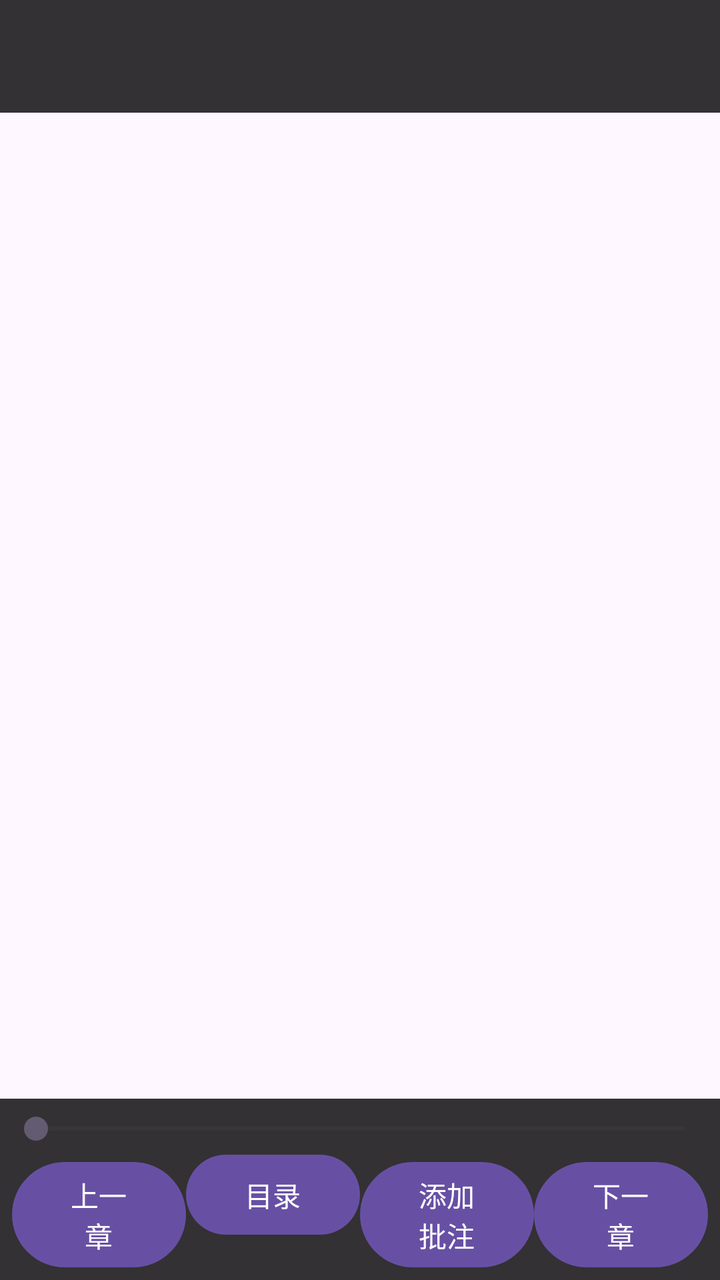
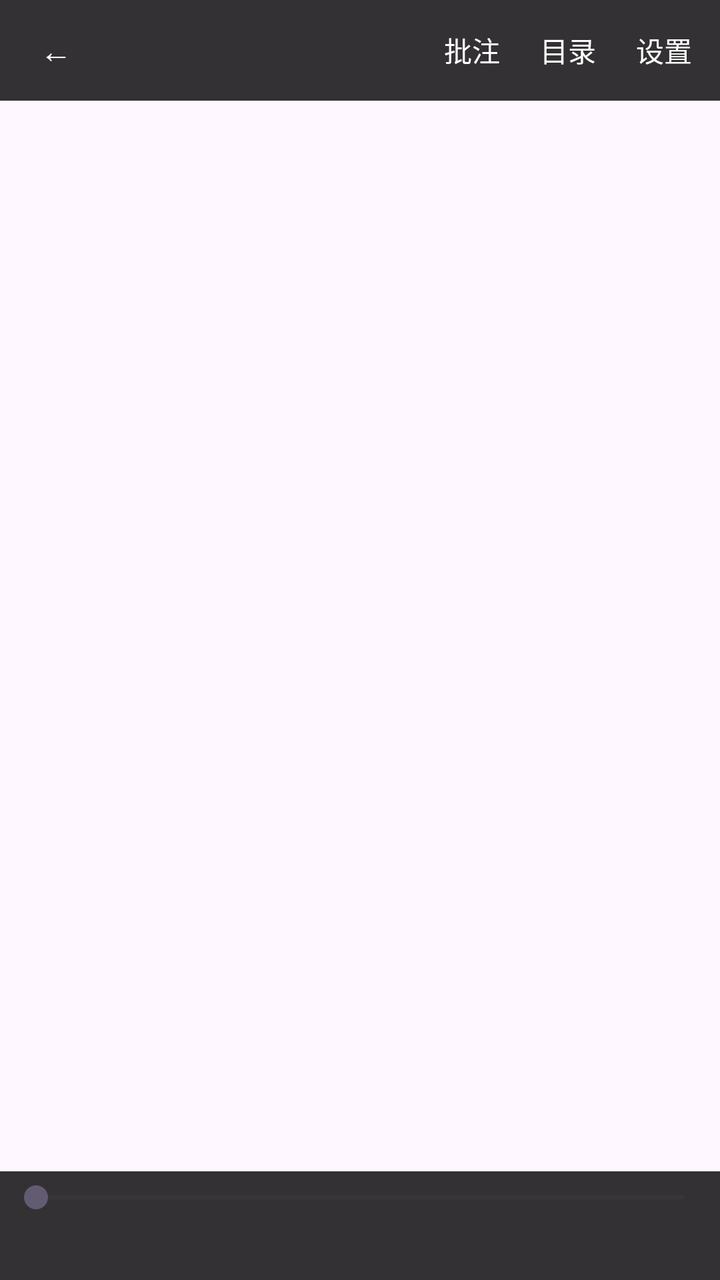

Compare the two renders of this Android layout. The source of the first and the diff that turns it into the second are given below.
<!-- AndroidManifest.xml: application theme Theme.Seshat -->
<!-- res/layout/activity_epub_reader.xml -->
<?xml version="1.0" encoding="utf-8"?>
<FrameLayout xmlns:android="http://schemas.android.com/apk/res/android"
    android:layout_width="match_parent"
    android:layout_height="match_parent">

    
    <androidx.viewpager2.widget.ViewPager2
        android:id="@+id/chapterPager"
        android:layout_width="match_parent"
        android:layout_height="match_parent" />

    
    <androidx.recyclerview.widget.RecyclerView
        android:id="@+id/chapterScrollView"
        android:layout_width="match_parent"
        android:layout_height="match_parent"
        android:visibility="gone" />

    
    <LinearLayout
        android:id="@+id/epubTopChrome"
        android:layout_width="match_parent"
        android:layout_height="wrap_content"
        android:layout_gravity="top"
        android:background="#CC000000"
        android:orientation="vertical"
        android:padding="6dp">

        <TextView
            android:id="@+id/chapterTitleView"
            android:layout_width="match_parent"
            android:layout_height="wrap_content"
            android:ellipsize="end"
            android:maxLines="1"
            android:paddingHorizontal="16dp"
            android:paddingVertical="12dp"
            android:textSize="15sp"
            android:textStyle="bold" />
    </LinearLayout>

    
    <LinearLayout
        android:id="@+id/epubBottomChrome"
        android:layout_width="match_parent"
        android:layout_height="wrap_content"
        android:layout_gravity="bottom"
        android:background="#CC000000"
        android:orientation="vertical"
        android:padding="6dp">

        
        <SeekBar
            android:id="@+id/chapterSeekBar"
            android:layout_width="match_parent"
            android:layout_height="wrap_content"
            android:max="0"
            android:paddingHorizontal="12dp"
            android:progress="0" />

        <LinearLayout
            android:layout_width="match_parent"
            android:layout_height="wrap_content"
            android:orientation="horizontal">

            <Button
                android:id="@+id/prevChapterButton"
                android:layout_width="0dp"
                android:layout_height="wrap_content"
                android:layout_weight="1"
                android:text="@string/reader_prev_chapter" />

            
            <Button
                android:id="@+id/tocButton"
                android:layout_width="0dp"
                android:layout_height="wrap_content"
                android:layout_weight="1"
                android:text="@string/reader_toc" />

            <Button
                android:id="@+id/annotateButton"
                android:layout_width="0dp"
                android:layout_height="wrap_content"
                android:layout_weight="1"
                android:text="@string/reader_add_annotation" />

            <Button
                android:id="@+id/nextChapterButton"
                android:layout_width="0dp"
                android:layout_height="wrap_content"
                android:layout_weight="1"
                android:text="@string/reader_next_chapter" />
        </LinearLayout>
    </LinearLayout>

</FrameLayout>
<!-- resources referenced by this layout -->
<resources>
  <string name="reader_add_annotation">添加批注</string>
  <string name="reader_next_chapter">下一章</string>
  <string name="reader_prev_chapter">上一章</string>
  <string name="reader_toc">目录</string>
  <style name="Theme.Seshat" parent="Theme.Material3.DayNight.NoActionBar" />
</resources>

<!-- the commit's change to res/layout/activity_epub_reader.xml (unified diff, before → after) -->
@@ -23,19 +23,82 @@
         android:layout_height="wrap_content"
         android:layout_gravity="top"
         android:background="#CC000000"
-        android:orientation="vertical"
-        android:padding="6dp">
+        android:gravity="center_vertical"
+        android:orientation="horizontal"
+        android:paddingHorizontal="4dp"
+        android:paddingVertical="2dp">
+
+        <TextView
+            android:id="@+id/backButton"
+            android:layout_width="wrap_content"
+            android:layout_height="wrap_content"
+            android:background="?android:attr/selectableItemBackground"
+            android:clickable="true"
+            android:focusable="true"
+            android:gravity="center"
+            android:minWidth="48dp"
+            android:paddingHorizontal="10dp"
+            android:paddingVertical="12dp"
+            android:text="@string/reader_back"
+            android:textColor="#FFFFFF"
+            android:textSize="16sp" />
 
         <TextView
             android:id="@+id/chapterTitleView"
-            android:layout_width="match_parent"
+            android:layout_width="0dp"
             android:layout_height="wrap_content"
+            android:layout_weight="1"
             android:ellipsize="end"
             android:maxLines="1"
-            android:paddingHorizontal="16dp"
-            android:paddingVertical="12dp"
+            android:paddingHorizontal="8dp"
+            android:textColor="#FFFFFF"
             android:textSize="15sp"
             android:textStyle="bold" />
+
+        <TextView
+            android:id="@+id/annotateButton"
+            android:layout_width="wrap_content"
+            android:layout_height="wrap_content"
+            android:background="?android:attr/selectableItemBackground"
+            android:clickable="true"
+            android:focusable="true"
+            android:gravity="center"
+            android:minWidth="48dp"
+            android:paddingHorizontal="10dp"
+            android:paddingVertical="12dp"
+            android:text="@string/reader_annotate_short"
+            android:textColor="#FFFFFF"
+            android:textSize="14sp" />
+
+        <TextView
+            android:id="@+id/tocButton"
+            android:layout_width="wrap_content"
+            android:layout_height="wrap_content"
+            android:background="?android:attr/selectableItemBackground"
+            android:clickable="true"
+            android:focusable="true"
+            android:gravity="center"
+            android:minWidth="48dp"
+            android:paddingHorizontal="10dp"
+            android:paddingVertical="12dp"
+            android:text="@string/reader_toc"
+            android:textColor="#FFFFFF"
+            android:textSize="14sp" />
+
+        <TextView
+            android:id="@+id/settingsButton"
+            android:layout_width="wrap_content"
+            android:layout_height="wrap_content"
+            android:background="?android:attr/selectableItemBackground"
+            android:clickable="true"
+            android:focusable="true"
+            android:gravity="center"
+            android:minWidth="48dp"
+            android:paddingHorizontal="10dp"
+            android:paddingVertical="12dp"
+            android:text="@string/reader_settings"
+            android:textColor="#FFFFFF"
+            android:textSize="14sp" />
     </LinearLayout>
 
     
@@ -46,7 +109,8 @@
         android:layout_gravity="bottom"
         android:background="#CC000000"
         android:orientation="vertical"
-        android:padding="6dp">
+        android:paddingHorizontal="6dp"
+        android:paddingVertical="4dp">
 
         
         <SeekBar
@@ -57,40 +121,17 @@
             android:paddingHorizontal="12dp"
             android:progress="0" />
 
-        <LinearLayout
+        <TextView
+            android:id="@+id/pageIndicator"
             android:layout_width="match_parent"
             android:layout_height="wrap_content"
-            android:orientation="horizontal">
-
-            <Button
-                android:id="@+id/prevChapterButton"
-                android:layout_width="0dp"
-                android:layout_height="wrap_content"
-                android:layout_weight="1"
-                android:text="@string/reader_prev_chapter" />
-
-            
-            <Button
-                android:id="@+id/tocButton"
-                android:layout_width="0dp"
-                android:layout_height="wrap_content"
-                android:layout_weight="1"
-                android:text="@string/reader_toc" />
-
-            <Button
-                android:id="@+id/annotateButton"
-                android:layout_width="0dp"
-                android:layout_height="wrap_content"
-                android:layout_weight="1"
-                android:text="@string/reader_add_annotation" />
-
-            <Button
-                android:id="@+id/nextChapterButton"
-                android:layout_width="0dp"
-                android:layout_height="wrap_content"
-                android:layout_weight="1"
-                android:text="@string/reader_next_chapter" />
-        </LinearLayout>
+            android:background="?android:attr/selectableItemBackground"
+            android:clickable="true"
+            android:focusable="true"
+            android:gravity="center"
+            android:paddingVertical="6dp"
+            android:textColor="#FFFFFF"
+            android:textSize="12sp" />
     </LinearLayout>
 
 </FrameLayout>
<!-- resource entries referenced after the edit -->
@@ -1,8 +1,8 @@
 <!-- resources referenced by this layout -->
 <resources>
-  <string name="reader_add_annotation">添加批注</string>
-  <string name="reader_next_chapter">下一章</string>
-  <string name="reader_prev_chapter">上一章</string>
+  <string name="reader_annotate_short">批注</string>
+  <string name="reader_back">←</string>
+  <string name="reader_settings">设置</string>
   <string name="reader_toc">目录</string>
   <style name="Theme.Seshat" parent="Theme.Material3.DayNight.NoActionBar" />
 </resources>
